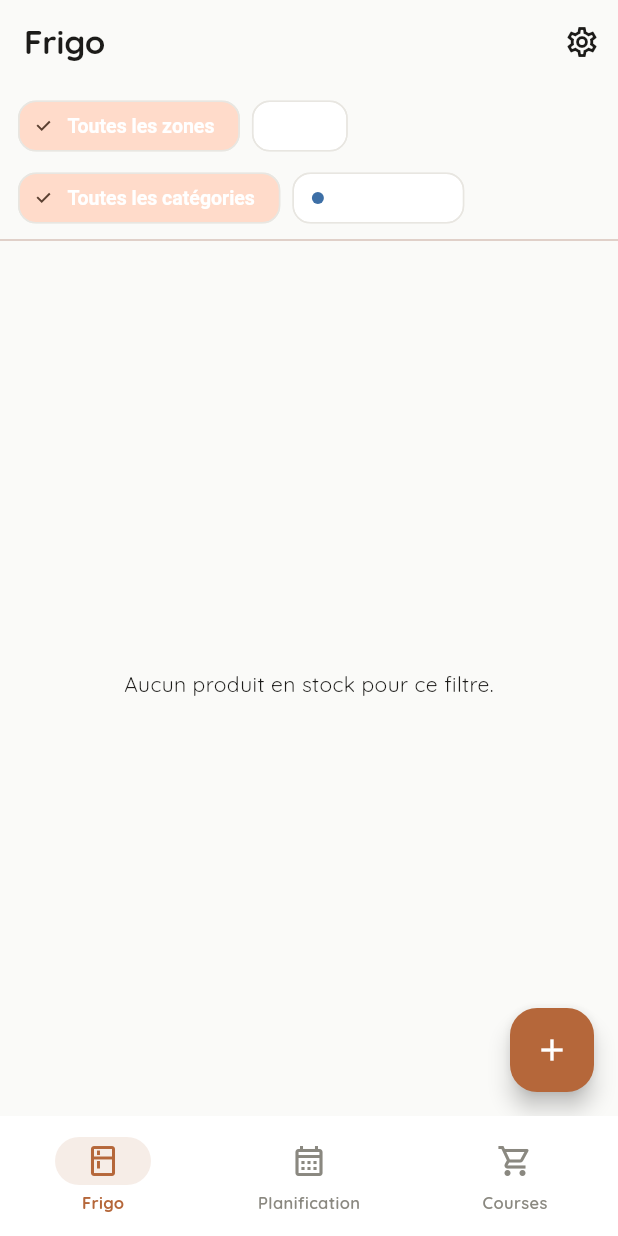
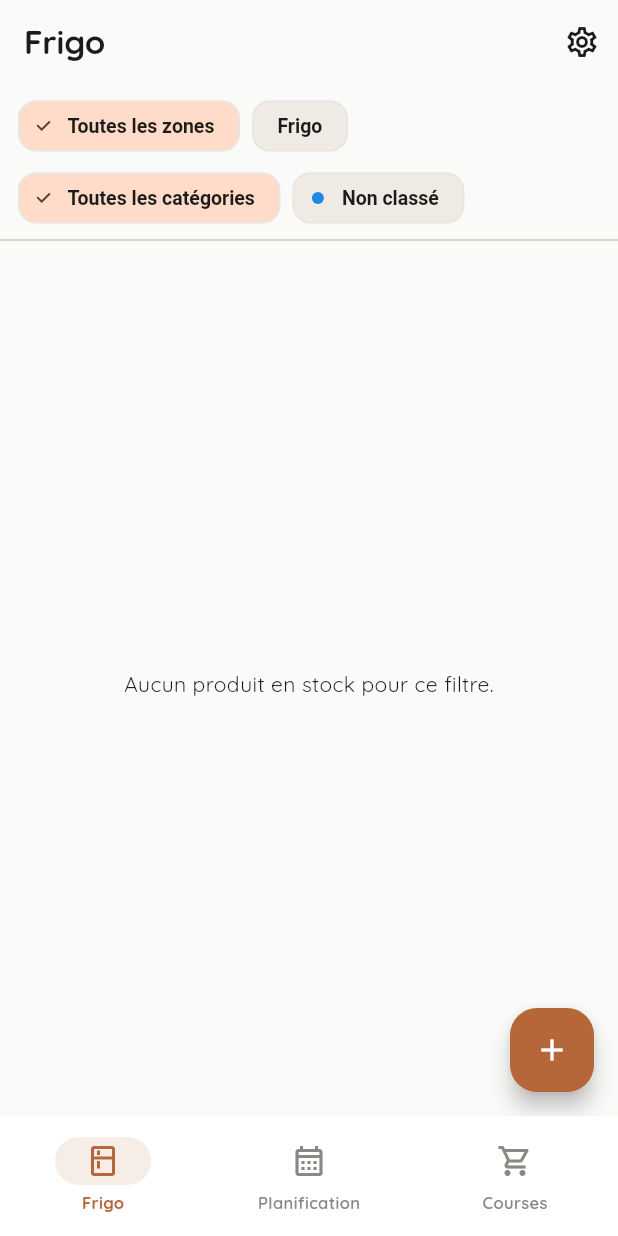
Before and after one commit to RomainY/miamo, a Flutter app: the screen it shows after launch, on a phone screen of 412 x 824 dp. Run offline on Flutter 3.47's test engine with Material 3 defaults, Android fonts, the phone set to English and light mode, and no system bars; our stand-ins replace drift, drift_flutter, flutter_local_notifications, flutter_riverpod, flutter_timezone, table_calendar and 1 more; accounts and stored records are empty; generated files the repository leaves out were written again.

Commit message:
style(frigo): contraste des puces de filtre et palette catégories
- Fond des ChoiceChip non sélectionnées passé à AppColors.chipBackground
  (plus sombre que le fond de page) pour éviter le "blanc sur blanc".
- Puce sélectionnée : accent terracotta unique au lieu de la couleur de
  catégorie ; la palette "arc-en-ciel" ne sert plus que pour le point
  coloré (teintes vives rééquilibrées).

Co-Authored-By: Claude Sonnet 5 <noreply@anthropic.com>

```diff
--- a/lib/features/frigo/presentation/widgets/category_chips_bar.dart
+++ b/lib/features/frigo/presentation/widgets/category_chips_bar.dart
@@ -1,4 +1,6 @@
 import 'package:flutter/material.dart';
+
+import '../../../../shared/theme/app_theme.dart';
 
 /// Barre horizontale de filtres (catégories ou zones), avec une puce
 /// "Toutes" pour désactiver le filtre (cahier-des-charges.md §3.1
@@ -58,7 +60,7 @@ class ChipsFilterBar extends StatelessWidget {
                 showCheckmark: false,
                 label: Text(option.$2),
                 selected: selectedId == option.$1,
-                selectedColor: colorFor?.call(option.$1),
+                selectedColor: colorFor == null ? null : AppColors.accent,
                 labelStyle: selectedId == option.$1 && colorFor != null
                     ? const TextStyle(
                         color: Colors.white,
--- a/lib/shared/theme/app_theme.dart
+++ b/lib/shared/theme/app_theme.dart
@@ -14,16 +14,23 @@ class AppColors {
   static const textMuted = Color(0xFF8A8880);
   static const accent = Color(0xFFB5673A);
 
-  /// Palette pour les catégories du catalogue (ambiance "ludique") —
-  /// assignée par [categorieColor] à partir de l'id, pour rester cohérente
-  /// même pour des catégories créées librement par l'utilisateur.
+  /// Fond des puces non sélectionnées (ChoiceChip/Chip) — nettement plus
+  /// sombre que [background]/[surface], pour rester visible sur la page au
+  /// lieu de s'y fondre ("blanc sur blanc").
+  static const chipBackground = Color(0xFFEFEAE3);
+
+  /// Palette "arc-en-ciel" pour le point coloré (dot) devant chaque
+  /// catégorie — teintes vives, choisies pour rester bien distinctes entre
+  /// elles à petite taille. N'est plus utilisée en fond de puce (le fond
+  /// sélectionné reste l'accent terracotta unique, cf. category_chips_bar.dart)
+  /// donc pas de contrainte de contraste avec du texte blanc ici.
   static const categoriePalette = [
-    Color(0xFF4C8C5B), // vert
-    Color(0xFF3D6FA6), // bleu
-    Color(0xFFA8483F), // rouge
-    Color(0xFFAC8A2E), // ocre
-    Color(0xFF7A5CA6), // violet
-    Color(0xFF3D8C86), // sarcelle
+    Color(0xFF43A047), // vert
+    Color(0xFF1E88E5), // bleu
+    Color(0xFFE53935), // rouge
+    Color(0xFFFB8C00), // orange
+    Color(0xFF8E24AA), // violet
+    Color(0xFF00897B), // sarcelle
   ];
 
   static Color categorieColor(int id) =>
@@ -83,8 +90,12 @@ ThemeData buildAppTheme() {
     chipTheme: ChipThemeData(
       shape: controlShape,
       side: const BorderSide(color: AppColors.border),
-      backgroundColor: AppColors.surface,
-      labelStyle: const TextStyle(fontWeight: FontWeight.w600, fontSize: 13),
+      backgroundColor: AppColors.chipBackground,
+      labelStyle: const TextStyle(
+        color: AppColors.text,
+        fontWeight: FontWeight.w600,
+        fontSize: 13,
+      ),
     ),
     filledButtonTheme: FilledButtonThemeData(
       style: FilledButton.styleFrom(
```
